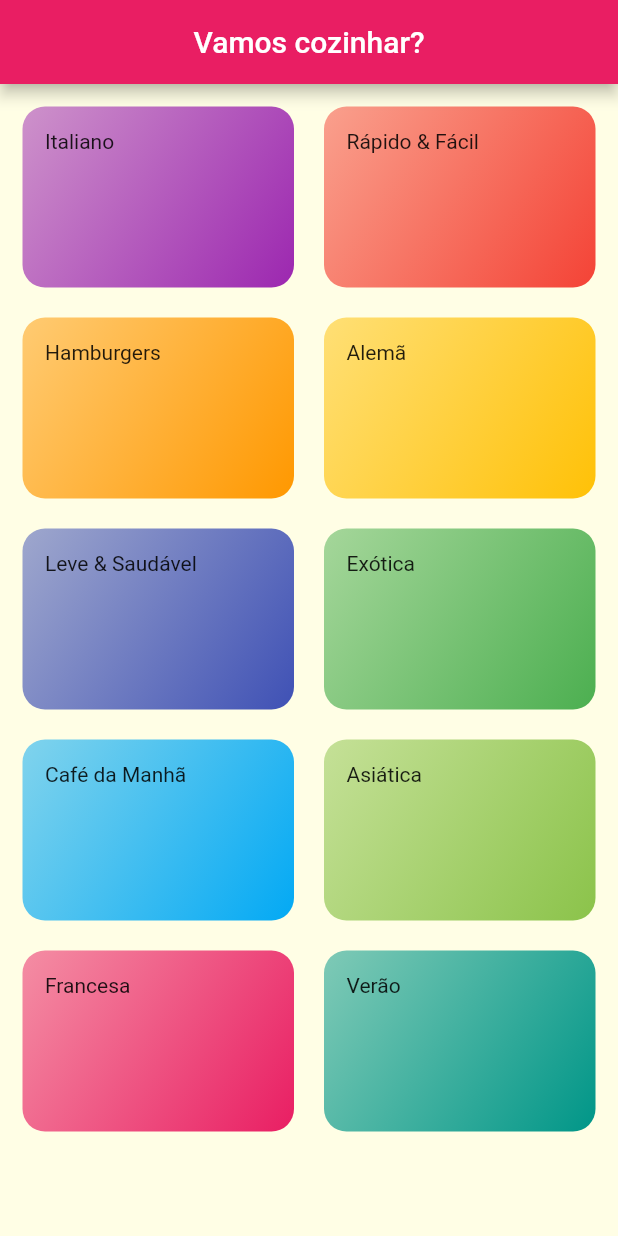
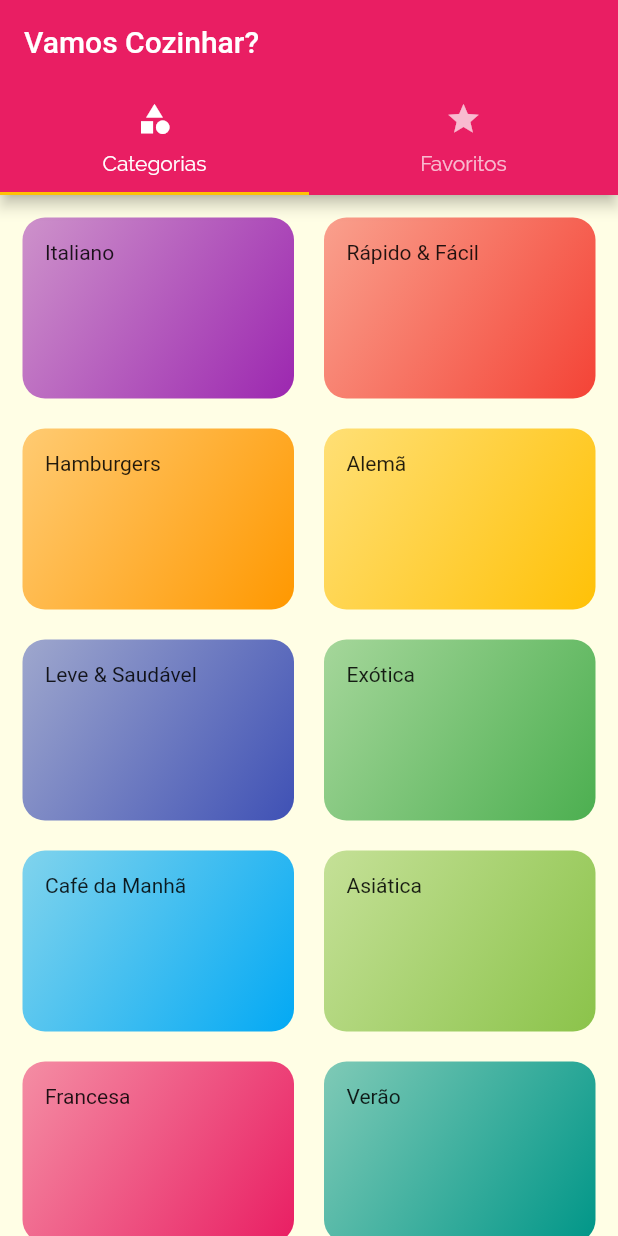
Before and after one commit to capoletti/flutter_meals, a Flutter app: the screen it shows after launch, on a phone screen of 412 x 824 dp. Run offline on Flutter 3.47's test engine with Material 2 defaults, Android fonts, the phone set to English and light mode, and no system bars.

Commit message:
versao 3

```diff
--- a/lib/screens/categories_screen.dart
+++ b/lib/screens/categories_screen.dart
@@ -7,11 +7,7 @@ class CategoriesScreen extends StatelessWidget {
 
   @override
   Widget build(BuildContext context) {
-    return Scaffold(
-      appBar: AppBar(
-        title: const Center(child: Text("Vamos cozinhar?")),
-      ),
-      body: GridView(
+    return GridView(
       padding: const EdgeInsets.all(15),
       gridDelegate: const SliverGridDelegateWithMaxCrossAxisExtent(
         maxCrossAxisExtent: 200,
@@ -22,7 +18,6 @@ class CategoriesScreen extends StatelessWidget {
       children: dummyCategories.map((category) {
         return CategoryItem(category: category);
       }).toList(),
-      ),
     );
   }
 }
--- /dev/null
+++ b/lib/screens/favorite_screen.dart
@@ -0,0 +1,12 @@
+import 'package:flutter/material.dart';
+
+class FavoriteSreen extends StatelessWidget {
+  const FavoriteSreen({Key? key}) : super(key: key);
+
+  @override
+  Widget build(BuildContext context) {
+    return const Center(
+      child: Text('favorita'),
+    );
+  }
+}
--- a/lib/screens/meal_detail_sreen.dart
+++ b/lib/screens/meal_detail_sreen.dart
@@ -76,7 +76,7 @@ class MealDetailSreen extends StatelessWidget {
                       ),
                       title: Text(meal.steps[index]),
                     ),
-                    Divider(),
+                    const Divider(),
                   ],
                 );
               },
--- /dev/null
+++ b/lib/screens/tabs_screen.dart
@@ -0,0 +1,32 @@
+import 'package:flutter/material.dart';
+import '../screens/categories_screen.dart';
+import '../screens/favorite_screen.dart';
+
+class TabsScreen extends StatelessWidget {
+  const TabsScreen({Key? key}) : super(key: key);
+
+  @override
+  Widget build(BuildContext context) {
+    return DefaultTabController(
+      length: 2,
+      child: Scaffold(
+        appBar: AppBar(
+          title: const Text('Vamos Cozinhar?'),
+          bottom: const TabBar(
+            tabs: [
+              Tab(
+                icon: Icon(Icons.category),
+                text: 'Categorias',
+              ),
+              Tab(
+                icon: Icon(Icons.star),
+                text: 'Favoritos',
+              ),
+            ],
+          ),
+        ),
+        body: const TabBarView(children: [CategoriesScreen(), FavoriteSreen()]),
+      ),
+    );
+  }
+}
--- a/lib/utils/app_routes.dart
+++ b/lib/utils/app_routes.dart
@@ -1,6 +1,7 @@
 import 'package:flutter/material.dart';
+import 'package:meals/screens/tabs_screen.dart';
 
-import '../screens/categories_screen.dart';
+import '../screens/tabs_screen.dart';
 import '../screens/categories_meals_screen.dart';
 import '../screens/meal_detail_sreen.dart';
 
@@ -11,7 +12,7 @@ class AppRoutes {
 
   static Map<String, Widget Function(BuildContext)> routes() {
     return {
-      home: ((context) => const CategoriesScreen()),
+      home: ((context) => const TabsScreen()),
       categoriesMeals: ((context) => const CategoriesMealsScreen()),
       mealDetail: ((context) => const MealDetailSreen()),
     };
```
Lines whose indentation alone changed are shown as unchanged.
